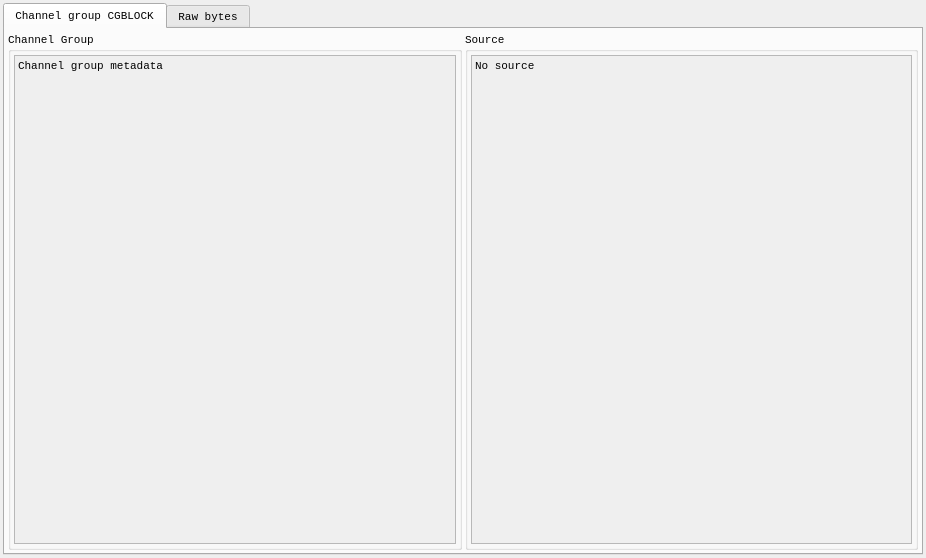
The window that src/asammdf/gui/ui/channel_group_info_widget.ui (danielhrisca/asammdf) describes before a commit, drawn with Qt 5.
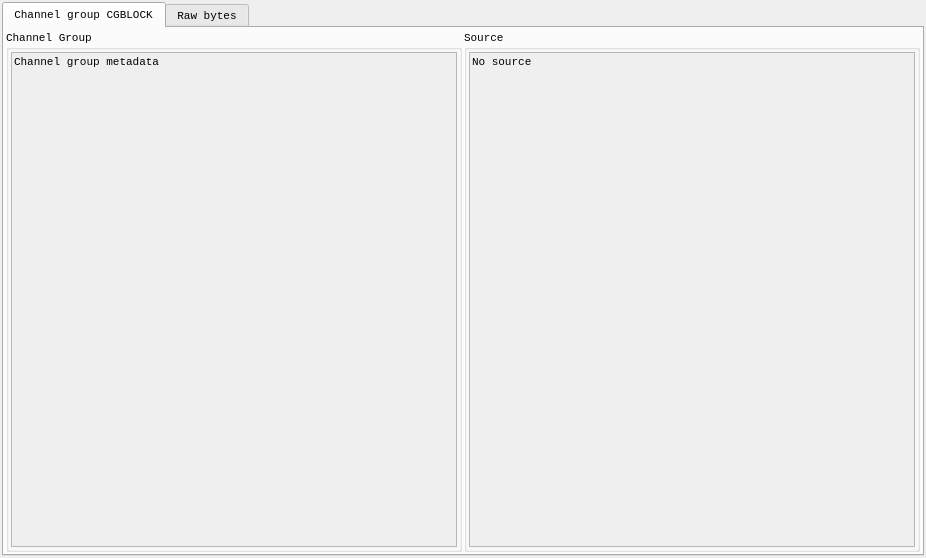
The same window after the commit.

```diff
--- a/src/asammdf/gui/ui/channel_group_info_widget.ui
+++ b/src/asammdf/gui/ui/channel_group_info_widget.ui
@@ -15,19 +15,19 @@
   </property>
   <layout class="QVBoxLayout" name="verticalLayout_2">
    <property name="spacing">
-  <number>3</number>
+  <number>2</number>
 </property>
    <property name="leftMargin">
-  <number>3</number>
+  <number>2</number>
 </property>
    <property name="topMargin">
-  <number>3</number>
+  <number>2</number>
 </property>
    <property name="rightMargin">
-  <number>3</number>
+  <number>2</number>
 </property>
    <property name="bottomMargin">
-  <number>3</number>
+  <number>2</number>
 </property>
    <item>
     <widget class="QTabWidget" name="tabs">
@@ -46,19 +46,19 @@
       </attribute>
       <layout class="QHBoxLayout" name="horizontalLayout">
        <property name="spacing">
-  <number>3</number>
+  <number>2</number>
 </property>
        <property name="leftMargin">
-  <number>3</number>
+  <number>2</number>
 </property>
        <property name="topMargin">
-  <number>3</number>
+  <number>2</number>
 </property>
        <property name="rightMargin">
-  <number>3</number>
+  <number>2</number>
 </property>
        <property name="bottomMargin">
-  <number>3</number>
+  <number>2</number>
 </property>
        <item>
         <widget class="QGroupBox" name="groupBox">
@@ -70,19 +70,19 @@
          </property>
          <layout class="QVBoxLayout" name="verticalLayout_4">
           <property name="spacing">
-  <number>3</number>
+  <number>2</number>
 </property>
           <property name="leftMargin">
-  <number>3</number>
+  <number>2</number>
 </property>
           <property name="topMargin">
-  <number>3</number>
+  <number>2</number>
 </property>
           <property name="rightMargin">
-  <number>3</number>
+  <number>2</number>
 </property>
           <property name="bottomMargin">
-  <number>3</number>
+  <number>2</number>
 </property>
           <item>
            <widget class="QScrollArea" name="scrollArea">
@@ -100,19 +100,19 @@
              </property>
              <layout class="QVBoxLayout" name="verticalLayout_3">
               <property name="spacing">
-  <number>3</number>
+  <number>2</number>
 </property>
               <property name="leftMargin">
-  <number>3</number>
+  <number>2</number>
 </property>
               <property name="topMargin">
-  <number>3</number>
+  <number>2</number>
 </property>
               <property name="rightMargin">
-  <number>3</number>
+  <number>2</number>
 </property>
               <property name="bottomMargin">
-  <number>3</number>
+  <number>2</number>
 </property>
               <item>
                <widget class="QLabel" name="channel_group_label">
@@ -151,19 +151,19 @@
          </property>
          <layout class="QVBoxLayout" name="verticalLayout_5">
           <property name="spacing">
-  <number>3</number>
+  <number>2</number>
 </property>
           <property name="leftMargin">
-  <number>3</number>
+  <number>2</number>
 </property>
           <property name="topMargin">
-  <number>3</number>
+  <number>2</number>
 </property>
           <property name="rightMargin">
-  <number>3</number>
+  <number>2</number>
 </property>
           <property name="bottomMargin">
-  <number>3</number>
+  <number>2</number>
 </property>
           <item>
            <widget class="QScrollArea" name="scrollArea_3">
@@ -181,19 +181,19 @@
              </property>
              <layout class="QVBoxLayout" name="verticalLayout">
               <property name="spacing">
-  <number>3</number>
+  <number>2</number>
 </property>
               <property name="leftMargin">
-  <number>3</number>
+  <number>2</number>
 </property>
               <property name="topMargin">
-  <number>3</number>
+  <number>2</number>
 </property>
               <property name="rightMargin">
-  <number>3</number>
+  <number>2</number>
 </property>
               <property name="bottomMargin">
-  <number>3</number>
+  <number>2</number>
 </property>
               <item>
                <widget class="QLabel" name="source_label">
```
Left out of the diff: 12 changed lines with no effect on the pictures.
